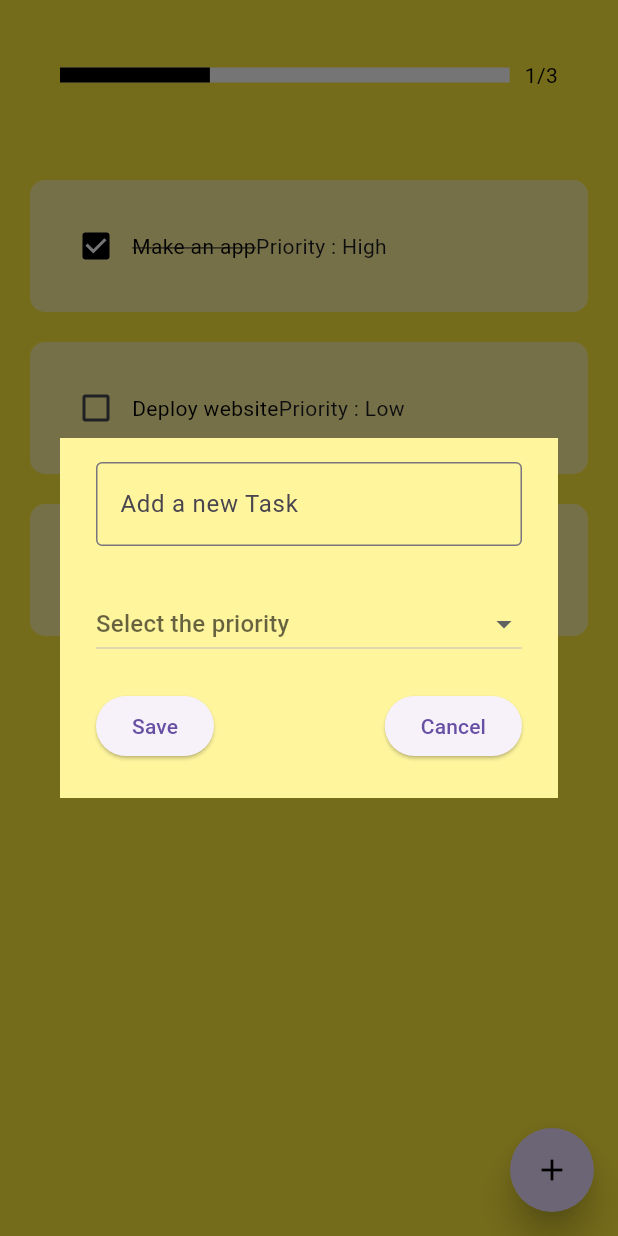
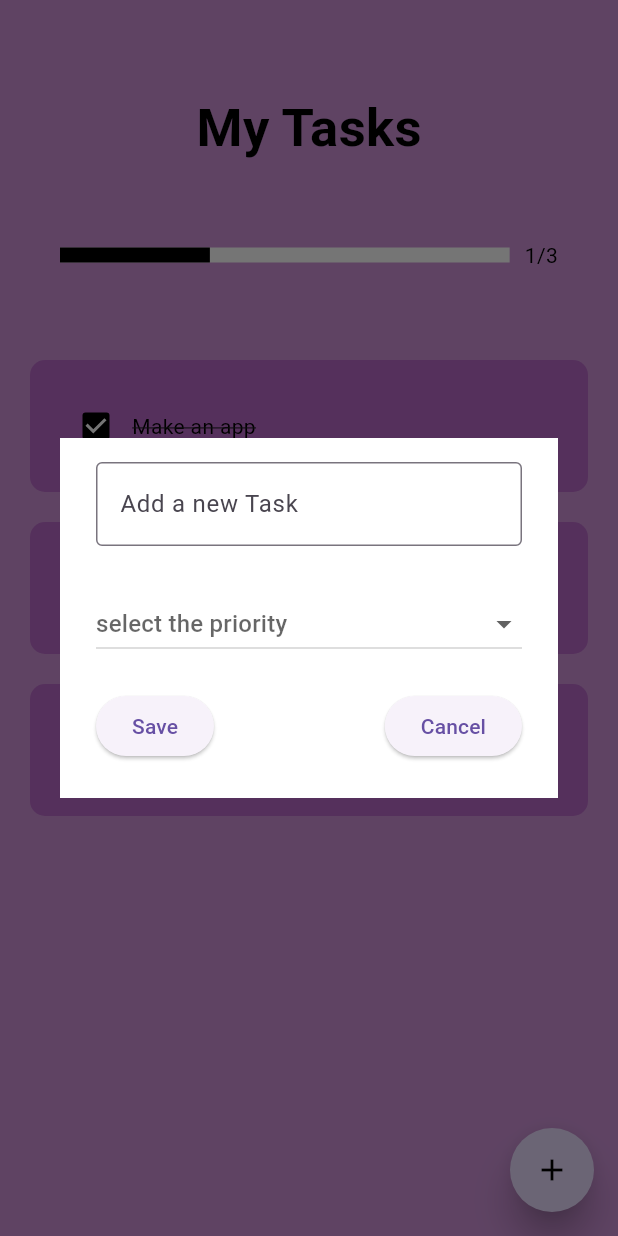
Before and after one commit to rustyonkeys/ProjectManager, a Flutter app: the screen it shows after launch, after a tap on the "add" icon, on a phone screen of 412 x 824 dp. Run offline on Flutter 3.47's test engine with Material 3 defaults, Android fonts, the phone set to English and light mode, and no system bars; drawn by our look-alikes of flutter_slidable.

Commit message:
changed ui

```diff
--- a/lib/pages/todolist.dart
+++ b/lib/pages/todolist.dart
@@ -14,15 +14,16 @@ class _HomePageState extends State<HomePage> {
 
   //text controller
   final econtroller = TextEditingController();
-  String? _selectedPriority;
+
+
 
 
   //List of tasks
   //[TaskName,IsCompleted,Priority]
   List toDoList =[
-    ["Make an app",true,"High"],
-    ["Deploy website", false,"Low"],
-    ["Bring vegetables", false,"Medium"],
+    ["Make an app",true],
+    ["Deploy website", false],
+    ["Bring vegetables", false],
   ];
 
   //checked was tapped
@@ -35,9 +36,8 @@ class _HomePageState extends State<HomePage> {
   //save new task
   void saveNewTask(){
     setState(() {
-      toDoList.add([econtroller.text,false, _selectedPriority ?? "Medium"]);//If no option is selected then it will be automatically medium
+      toDoList.add([econtroller.text,false]);//If no option is selected then it will be automatically medium
       econtroller.clear();   // everytime new task is created old task name lies there on alert dialog box
-      _selectedPriority = 'Medium'; //
     });
     Navigator.of(context).pop();
   }
@@ -59,20 +59,14 @@ class _HomePageState extends State<HomePage> {
       return DialogBox(
         controller: econtroller,
         onSave: saveNewTask,
-        onCancel:() => Navigator.of(context).pop(),//to remove go back to home page
-        selectedPriority: _selectedPriority,
-        onPriorityChanged: (String? newPriority){
-          setState(() {
-            _selectedPriority = newPriority;
-          });
+        onCancel:() => Navigator.of(context).pop(),);//to remove go back to home page
         }
       );
-    },);
   }
   @override
   Widget build(BuildContext context) {
     return Scaffold(
-        backgroundColor: Colors.yellow,
+        backgroundColor: Colors.purple[200],
         floatingActionButton: FloatingActionButton(child:Icon(Icons.add,color: Colors.black,),onPressed: createNewTask,
           shape: CircleBorder(),
           elevation: 10,
@@ -80,6 +74,12 @@ class _HomePageState extends State<HomePage> {
         body:
         Column(
           children: [
+            SizedBox(height: 60,),
+            Text("My Tasks",
+            style: TextStyle(color: Colors.black,
+            fontSize: 35,
+            fontWeight: FontWeight.bold,),),
+            SizedBox(height: 10),
             TaskProgressBar(
               totalTask: toDoList.length,
               totalCompletedTask: toDoList.where((task) => task[1] == true).length,
@@ -91,7 +91,7 @@ class _HomePageState extends State<HomePage> {
                   return TodoTile(
                     taskName: toDoList[index][0], //Name of the task
                     taskCompleted: toDoList[index][1], //task completed
-                    taskpriority: toDoList[index][2], // priority
+
                     onChanged: (value) => checkBoxChanged(value,index),
                     deleteFunction: (context) => deleteTask(index),);
                 },),
--- a/lib/util/dialog_alertbox.dart
+++ b/lib/util/dialog_alertbox.dart
@@ -1,6 +1,5 @@
 import 'package:flutter/material.dart';
 import 'package:taskmanager/util/MyButton.dart';  // Assuming this is a custom button widget
-import 'package:taskmanager/util/category.dart';  // Category dropdown widget
 
 class DialogBox extends StatefulWidget {
   final TextEditingController controller;
@@ -19,19 +18,13 @@ class DialogBox extends StatefulWidget {
 }
 
 class _DialogBoxState extends State<DialogBox> {
-  String? selectedOption;  // Holds the selected option for the dropdown
-
-  // Update the selected priority option
-  void onCategoryChanged(String? newPriority) {
-    setState(() {
-      selectedOption = newPriority;  // Update the selected option when the user selects a new priority
-    });
-  }
-
+  String? selectedPriority; //state variable to track the selected value
   @override
   Widget build(BuildContext context) {
+    List<String> priority = ["High", "Low", "Medium"];
+
     return AlertDialog(
-      backgroundColor: Colors.yellow[200],  // Set background color of the dialog
+      backgroundColor: Colors.white,  // Set background color of the dialog
       shape: RoundedRectangleBorder(
         borderRadius: BorderRadius.zero,  // No border radius for the dialog
       ),
@@ -49,12 +42,21 @@ class _DialogBoxState extends State<DialogBox> {
                     ),
                   ),
                 ),
-
-                Category(
-                  selectedItem: selectedOption,  // Pass the selected option for the dropdown
-                  onChanged: onCategoryChanged,  // Notify the parent when the selection changes
-                ),
-
+            DropdownButton(
+              value: selectedPriority,
+              hint: Text("select the priority"),
+              onChanged: (String? newPriority) {
+                setState(() {
+                  selectedPriority = newPriority; //update the state
+                });
+              },
+              items: priority.map<DropdownMenuItem<String>>((String value){
+              return DropdownMenuItem<String>(
+                  value: value,
+                  child: Text(value));
+              }).toList(),
+              isExpanded: true,
+            ),
             SizedBox(height: 20),  // Add some spacing below the Row
 
             // Buttons: Save and Cancel
--- a/lib/util/todotile.dart
+++ b/lib/util/todotile.dart
@@ -4,14 +4,14 @@ import 'package:flutter_slidable/flutter_slidable.dart';
 class TodoTile extends StatelessWidget {
   final String taskName;
   final bool taskCompleted;
-  final String taskpriority;// Priority for the task
   Function(bool?)? onChanged;
   Function(BuildContext)? deleteFunction;
+
 
   TodoTile({super.key,
     required this.taskName,
     required this.taskCompleted,
-    required this.taskpriority, //Accept priority here
+
     required this.onChanged,
     required this.deleteFunction});
 
@@ -19,6 +19,7 @@ class TodoTile extends StatelessWidget {
   Widget build(BuildContext context) {
     return Padding(
       padding: const EdgeInsets.only(top: 20.0, left: 20,right: 20),
+      //Slidable option
       child: Slidable(
         endActionPane: ActionPane(motion: StretchMotion(),
             children: [
@@ -27,20 +28,22 @@ class TodoTile extends StatelessWidget {
                 backgroundColor: Colors.red,
                 borderRadius: BorderRadius.circular(10),)
             ]),
+        //TextField of user input
         child: Container(
-          decoration: BoxDecoration(color: Colors.yellow[200],
+          decoration: BoxDecoration(color: Colors.purple[300],
               borderRadius: BorderRadius.circular(10)),
           child: Padding(
             padding: const EdgeInsets.all(20.0),
             child: Row(
               children: [
+                //checkbox
                 Checkbox(value: taskCompleted,
                   onChanged: onChanged,
                   activeColor: Colors.black,),
                 Text(taskName,
                   style: TextStyle(color: Colors.black,
                       decoration: taskCompleted? TextDecoration.lineThrough: TextDecoration.none),),
-                Text("Priority : $taskpriority")
+
               ],
             ),
           ),
```
